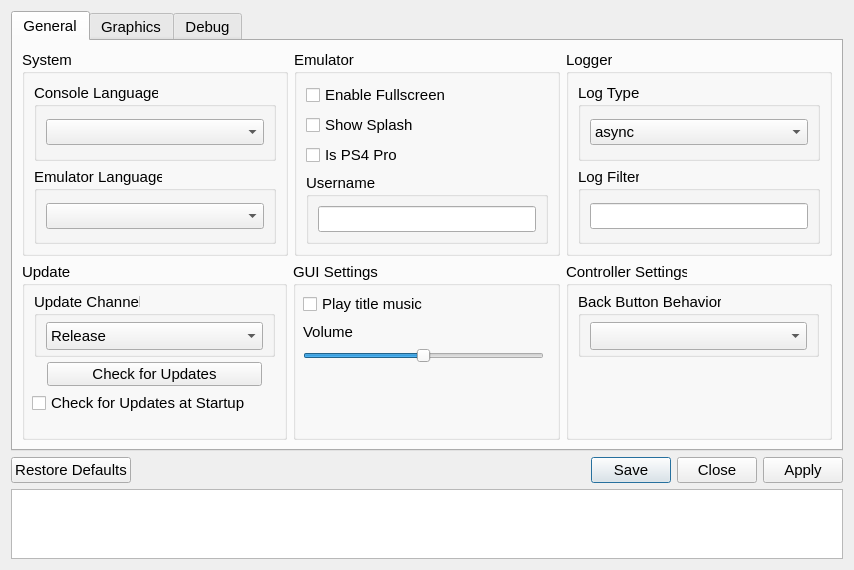
Qt form src/qt_gui/settings_dialog.ui (shadps4-emu/shadPS4) before a commit.
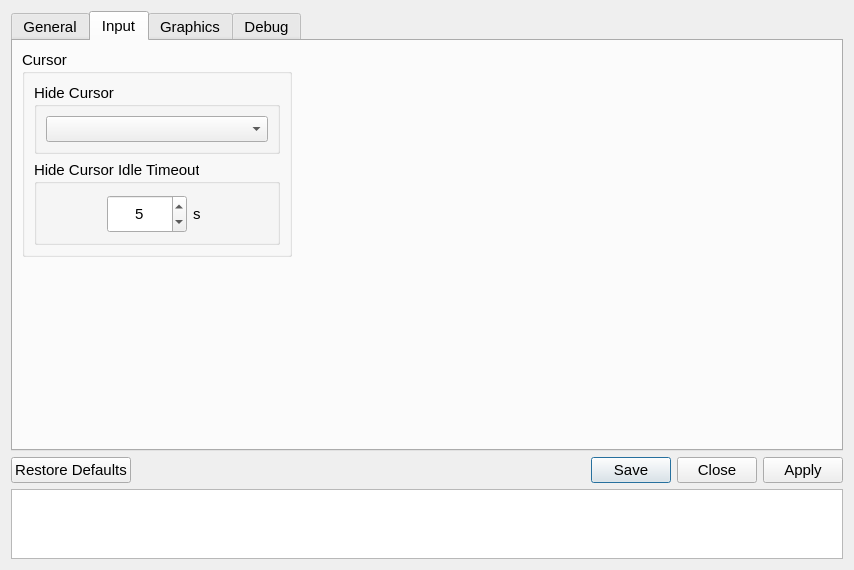
The same form after that commit. Icons and pictures are not drawn.

Commit message:
imgui/renderer: Hide Cursor on Idle Implementation (#1266)
Implement hide cursor on idle w/ idle timeout duration (configurable via GUI). While at it add always and never to hide the cursor options as well.

* Revert commit #1211 as to not interfere with the cursor states.
* Make hide cursor on idle as the default setting w/ timeout duration of 5 seconds to hide.
* Add an input tab in the settings page to add the hide cursor setting, with hiding the idle timeout box with respect to the cursor hide option.

```diff
--- a/src/qt_gui/settings_dialog.ui
+++ b/src/qt_gui/settings_dialog.ui
@@ -34,9 +34,18 @@
    <iconset>
     <normaloff>:/images/shadps4.ico</normaloff>:/images/shadps4.ico</iconset>
   </property>
+  <property name="sizeGripEnabled">
+   <bool>false</bool>
+  </property>
+  <property name="modal">
+   <bool>false</bool>
+  </property>
   <layout class="QVBoxLayout" name="settingsDialogLayout">
    <item>
     <widget class="QScrollArea" name="scrollArea">
+     <property name="enabled">
+      <bool>true</bool>
+     </property>
      <property name="frameShape">
       <enum>QFrame::Shape::NoFrame</enum>
      </property>
@@ -51,8 +60,8 @@
        <rect>
         <x>0</x>
         <y>0</y>
-        <width>836</width>
-        <height>446</height>
+        <width>832</width>
+        <height>431</height>
        </rect>
       </property>
       <property name="sizePolicy">
@@ -62,7 +71,7 @@
        </sizepolicy>
       </property>
       <property name="currentIndex">
-       <number>0</number>
+       <number>1</number>
       </property>
       <widget class="QWidget" name="generalTab">
        <attribute name="title">
@@ -369,7 +378,7 @@
                  <x>10</x>
                  <y>30</y>
                  <width>241</width>
-                 <height>71</height>
+                 <height>92</height>
                 </rect>
                </property>
                <layout class="QVBoxLayout" name="verticalLayout">
@@ -485,6 +494,185 @@
         </item>
        </layout>
       </widget>
+      <widget class="QWidget" name="inputTab">
+       <attribute name="title">
+        <string>Input</string>
+       </attribute>
+       <layout class="QVBoxLayout" name="inputTabVLayout" stretch="0,0">
+        <item>
+         <layout class="QHBoxLayout" name="inputTabHLayoutTop" stretch="1,1,1">
+          <item>
+           <layout class="QVBoxLayout" name="cursorTabLayoutLeft">
+            <item>
+             <widget class="QGroupBox" name="HideCursor">
+              <property name="title">
+               <string>Cursor</string>
+              </property>
+              <layout class="QVBoxLayout" name="inputCursorLayout">
+               <item>
+                <widget class="QGroupBox" name="hideCursorGroupBox">
+                 <property name="title">
+                  <string>Hide Cursor</string>
+                 </property>
+                 <layout class="QVBoxLayout" name="hideCursorLayout">
+                  <item>
+                   <widget class="QComboBox" name="hideCursorComboBox"/>
+                  </item>
+                 </layout>
+                </widget>
+               </item>
+               <item>
+                <widget class="QGroupBox" name="idleTimeoutGroupBox">
+                 <property name="enabled">
+                  <bool>true</bool>
+                 </property>
+                 <property name="minimumSize">
+                  <size>
+                   <width>0</width>
+                   <height>85</height>
+                  </size>
+                 </property>
+                 <property name="title">
+                  <string>Hide Cursor Idle Timeout</string>
+                 </property>
+                 <property name="alignment">
+                  <set>Qt::AlignmentFlag::AlignLeading|Qt::AlignmentFlag::AlignLeft|Qt::AlignmentFlag::AlignTop</set>
+                 </property>
+                 <property name="flat">
+                  <bool>false</bool>
+                 </property>
+                 <layout class="QHBoxLayout" name="IdleTimeoutLayout" stretch="0,0">
+                  <property name="leftMargin">
+                   <number>70</number>
+                  </property>
+                  <property name="topMargin">
+                   <number>11</number>
+                  </property>
+                  <item>
+                   <widget class="QSpinBox" name="idleTimeoutSpinBox">
+                    <property name="enabled">
+                     <bool>true</bool>
+                    </property>
+                    <property name="sizePolicy">
+                     <sizepolicy hsizetype="Minimum" vsizetype="Minimum">
+                      <horstretch>0</horstretch>
+                      <verstretch>0</verstretch>
+                     </sizepolicy>
+                    </property>
+                    <property name="minimumSize">
+                     <size>
+                      <width>80</width>
+                      <height>30</height>
+                     </size>
+                    </property>
+                    <property name="maximumSize">
+                     <size>
+                      <width>16777215</width>
+                      <height>16777215</height>
+                     </size>
+                    </property>
+                    <property name="layoutDirection">
+                     <enum>Qt::LayoutDirection::LeftToRight</enum>
+                    </property>
+                    <property name="wrapping">
+                     <bool>false</bool>
+                    </property>
+                    <property name="alignment">
+                     <set>Qt::AlignmentFlag::AlignCenter</set>
+                    </property>
+                    <property name="buttonSymbols">
+                     <enum>QAbstractSpinBox::ButtonSymbols::UpDownArrows</enum>
+                    </property>
+                    <property name="suffix">
+                     <string notr="true"/>
+                    </property>
+                    <property name="maximum">
+                     <number>3600</number>
+                    </property>
+                    <property name="value">
+                     <number>5</number>
+                    </property>
+                    <property name="displayIntegerBase">
+                     <number>10</number>
+                    </property>
+                   </widget>
+                  </item>
+                  <item>
+                   <widget class="QLabel" name="idleTimeoutDurationLabel">
+                    <property name="text">
+                     <string>s</string>
+                    </property>
+                   </widget>
+                  </item>
+                 </layout>
+                </widget>
+               </item>
+              </layout>
+             </widget>
+            </item>
+           </layout>
+          </item>
+          <item>
+           <layout class="QVBoxLayout" name="emptyTabLayoutMiddle">
+            <item>
+             <spacer name="emptyHorizontalSpacerMiddle">
+              <property name="orientation">
+               <enum>Qt::Orientation::Horizontal</enum>
+              </property>
+              <property name="sizeHint" stdset="0">
+               <size>
+                <width>40</width>
+                <height>20</height>
+               </size>
+              </property>
+             </spacer>
+            </item>
+           </layout>
+          </item>
+          <item>
+           <layout class="QVBoxLayout" name="emptyTabLayoutRight">
+            <item>
+             <spacer name="emptyHorizontalSpacerRight">
+              <property name="orientation">
+               <enum>Qt::Orientation::Horizontal</enum>
+              </property>
+              <property name="sizeHint" stdset="0">
+               <size>
+                <width>40</width>
+                <height>20</height>
+               </size>
+              </property>
+             </spacer>
+            </item>
+           </layout>
+          </item>
+         </layout>
+        </item>
+        <item>
+         <layout class="QHBoxLayout" name="inputTabHLayoutBottom">
+          <property name="topMargin">
+           <number>0</number>
+          </property>
+          <item>
+           <spacer name="emptyVerticalSpacerBottom">
+            <property name="orientation">
+             <enum>Qt::Orientation::Vertical</enum>
+            </property>
+            <property name="sizeType">
+             <enum>QSizePolicy::Policy::MinimumExpanding</enum>
+            </property>
+            <property name="sizeHint" stdset="0">
+             <size>
+              <width>20</width>
+              <height>20</height>
+             </size>
+            </property>
+           </spacer>
+          </item>
+         </layout>
+        </item>
+       </layout>
+      </widget>
       <widget class="QWidget" name="grphicsTab">
        <attribute name="title">
         <string>Graphics</string>
```
The commit also changes 6 other files.
